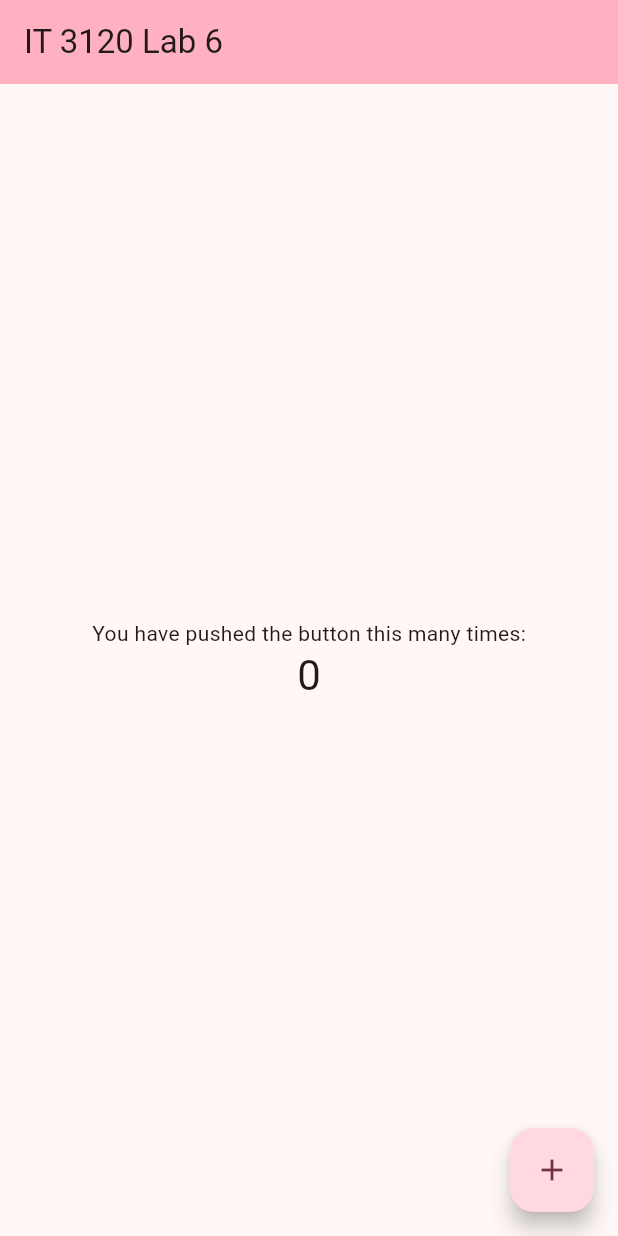
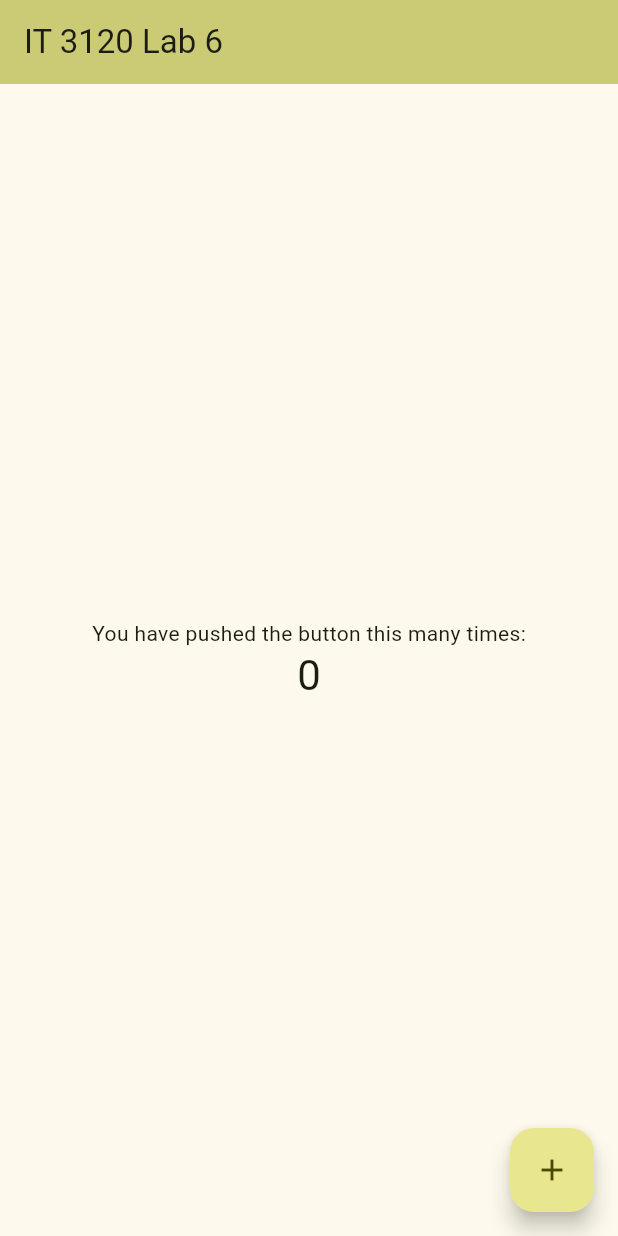
Before and after one commit to Chacharon27/it3120, a Flutter app: the screen it shows after launch, on a phone screen of 412 x 824 dp. Run offline on Flutter 3.47's test engine with Material 3 defaults, Android fonts, the phone set to English and light mode, and no system bars.

Commit message:
Changing Color

```diff
--- a/lib/main.dart
+++ b/lib/main.dart
@@ -28,7 +28,7 @@ class MyApp extends StatelessWidget {
         //
         // This works for code too, not just values: Most code changes can be
         // tested with just a hot reload.
-        colorScheme: ColorScheme.fromSeed(seedColor: Colors.pinkAccent),
+        colorScheme: ColorScheme.fromSeed(seedColor: Colors.yellowAccent),
       ),
       home: const MyHomePage(title: 'IT 3120 Lab 6'),
     );
```
